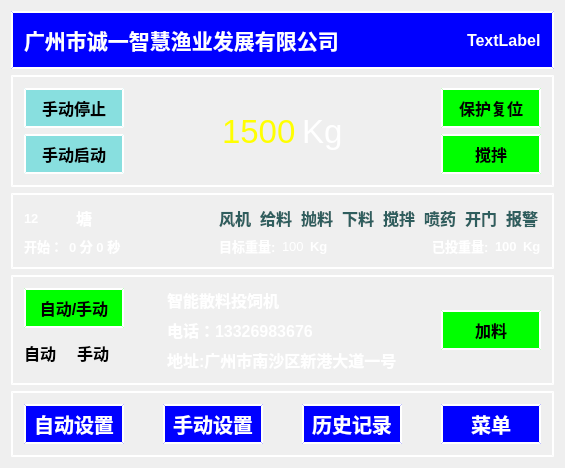
Qt form chengyi_Qt4linux/widget.ui (wsh01/batch-feeder) before a commit.
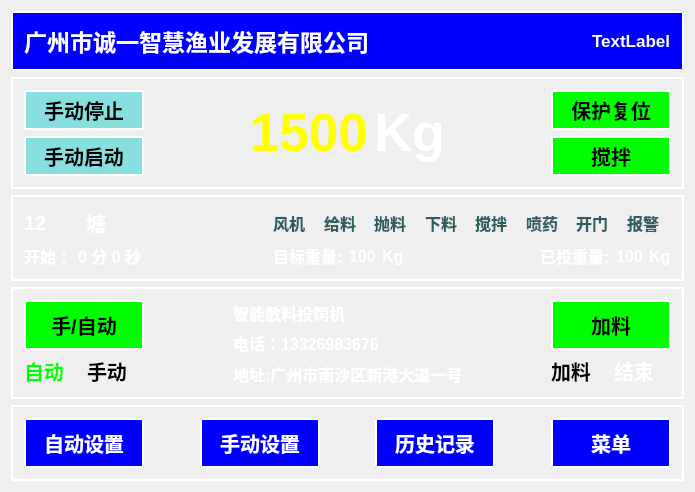
The same form after that commit.

```diff
--- a/chengyi_Qt4linux/widget.ui
+++ b/chengyi_Qt4linux/widget.ui
@@ -9,8 +9,8 @@
    <rect>
     <x>0</x>
     <y>0</y>
-    <width>565</width>
-    <height>457</height>
+    <width>695</width>
+    <height>480</height>
    </rect>
   </property>
   <property name="font">
@@ -25,7 +25,7 @@
   <property name="tabletTracking" stdset="0">
    <bool>false</bool>
   </property>
-  <layout class="QGridLayout" name="gridLayout_6">
+  <layout class="QGridLayout" name="gridLayout_8">
    <item row="0" column="0">
     <widget class="QGroupBox" name="groupBox">
      <property name="styleSheet">
@@ -44,7 +44,7 @@
        <widget class="QLabel" name="label_Name">
         <property name="font">
          <font>
-          <pointsize>16</pointsize>
+          <pointsize>17</pointsize>
           <weight>75</weight>
           <bold>true</bold>
          </font>
@@ -74,7 +74,7 @@
        <widget class="QLabel" name="label_date">
         <property name="font">
          <font>
-          <pointsize>12</pointsize>
+          <pointsize>13</pointsize>
           <weight>75</weight>
           <bold>true</bold>
          </font>
@@ -111,19 +111,19 @@
           </property>
           <property name="minimumSize">
            <size>
-            <width>100</width>
+            <width>120</width>
             <height>40</height>
            </size>
           </property>
           <property name="maximumSize">
            <size>
-            <width>100</width>
+            <width>120</width>
             <height>40</height>
            </size>
           </property>
           <property name="font">
            <font>
-            <pointsize>12</pointsize>
+            <pointsize>15</pointsize>
             <weight>75</weight>
             <bold>true</bold>
            </font>
@@ -143,19 +143,19 @@
          <widget class="QPushButton" name="btn_Start">
           <property name="minimumSize">
            <size>
-            <width>100</width>
+            <width>120</width>
             <height>40</height>
            </size>
           </property>
           <property name="maximumSize">
            <size>
-            <width>100</width>
+            <width>120</width>
             <height>40</height>
            </size>
           </property>
           <property name="font">
            <font>
-            <pointsize>12</pointsize>
+            <pointsize>15</pointsize>
             <weight>75</weight>
             <bold>true</bold>
            </font>
@@ -192,7 +192,9 @@
          <widget class="QLabel" name="label">
           <property name="font">
            <font>
-            <pointsize>25</pointsize>
+            <pointsize>40</pointsize>
+            <weight>75</weight>
+            <bold>true</bold>
            </font>
           </property>
           <property name="styleSheet">
@@ -207,7 +209,9 @@
          <widget class="QLabel" name="label_Kg">
           <property name="font">
            <font>
-            <pointsize>25</pointsize>
+            <pointsize>40</pointsize>
+            <weight>75</weight>
+            <bold>true</bold>
            </font>
           </property>
           <property name="styleSheet">
@@ -239,19 +243,19 @@
          <widget class="QPushButton" name="btn_Reset">
           <property name="minimumSize">
            <size>
-            <width>100</width>
+            <width>120</width>
             <height>40</height>
            </size>
           </property>
           <property name="maximumSize">
            <size>
-            <width>100</width>
+            <width>110</width>
             <height>40</height>
            </size>
           </property>
           <property name="font">
            <font>
-            <pointsize>12</pointsize>
+            <pointsize>15</pointsize>
             <weight>75</weight>
             <bold>true</bold>
            </font>
@@ -271,19 +275,19 @@
          <widget class="QPushButton" name="pushButton_4">
           <property name="minimumSize">
            <size>
-            <width>100</width>
+            <width>120</width>
             <height>40</height>
            </size>
           </property>
           <property name="maximumSize">
            <size>
-            <width>100</width>
+            <width>120</width>
             <height>40</height>
            </size>
           </property>
           <property name="font">
            <font>
-            <pointsize>12</pointsize>
+            <pointsize>15</pointsize>
             <weight>75</weight>
             <bold>true</bold>
            </font>
@@ -321,7 +325,7 @@
          <widget class="QLabel" name="label_num">
           <property name="font">
            <font>
-            <pointsize>10</pointsize>
+            <pointsize>15</pointsize>
             <weight>75</weight>
             <bold>true</bold>
            </font>
@@ -338,7 +342,7 @@
          <widget class="QLabel" name="label_5">
           <property name="font">
            <font>
-            <pointsize>12</pointsize>
+            <pointsize>15</pointsize>
             <weight>75</weight>
             <bold>true</bold>
            </font>
@@ -525,7 +529,7 @@
          <widget class="QLabel" name="label_6">
           <property name="font">
            <font>
-            <pointsize>10</pointsize>
+            <pointsize>12</pointsize>
             <weight>75</weight>
             <bold>true</bold>
            </font>
@@ -542,7 +546,7 @@
          <widget class="QLabel" name="label_time">
           <property name="font">
            <font>
-            <pointsize>10</pointsize>
+            <pointsize>12</pointsize>
             <weight>75</weight>
             <bold>true</bold>
            </font>
@@ -576,7 +580,7 @@
          <widget class="QLabel" name="label_16">
           <property name="font">
            <font>
-            <pointsize>10</pointsize>
+            <pointsize>12</pointsize>
             <weight>75</weight>
             <bold>true</bold>
            </font>
@@ -593,7 +597,9 @@
          <widget class="QLabel" name="label_17">
           <property name="font">
            <font>
-            <pointsize>10</pointsize>
+            <pointsize>12</pointsize>
+            <weight>75</weight>
+            <bold>true</bold>
            </font>
           </property>
           <property name="styleSheet">
@@ -608,7 +614,7 @@
          <widget class="QLabel" name="label_18">
           <property name="font">
            <font>
-            <pointsize>10</pointsize>
+            <pointsize>12</pointsize>
             <weight>75</weight>
             <bold>true</bold>
            </font>
@@ -629,7 +635,7 @@
          <widget class="QLabel" name="label_19">
           <property name="font">
            <font>
-            <pointsize>10</pointsize>
+            <pointsize>12</pointsize>
             <weight>75</weight>
             <bold>true</bold>
            </font>
@@ -646,7 +652,7 @@
          <widget class="QLabel" name="label_20">
           <property name="font">
            <font>
-            <pointsize>10</pointsize>
+            <pointsize>12</pointsize>
             <weight>75</weight>
             <bold>true</bold>
            </font>
@@ -663,7 +669,7 @@
          <widget class="QLabel" name="label_21">
           <property name="font">
            <font>
-            <pointsize>10</pointsize>
+            <pointsize>12</pointsize>
             <weight>75</weight>
             <bold>true</bold>
            </font>
@@ -698,19 +704,19 @@
          <widget class="QPushButton" name="btn_Auto">
           <property name="minimumSize">
            <size>
-            <width>100</width>
-            <height>40</height>
+            <width>120</width>
+            <height>50</height>
            </size>
           </property>
           <property name="maximumSize">
            <size>
-            <width>100</width>
-            <height>40</height>
+            <width>120</width>
+            <height>50</height>
            </size>
           </property>
           <property name="font">
            <font>
-            <pointsize>12</pointsize>
+            <pointsize>15</pointsize>
             <weight>75</weight>
             <bold>true</bold>
            </font>
@@ -722,7 +728,7 @@
 QPushButton:hover { background-color: rgb(150, 255, 0); }</string>
           </property>
           <property name="text">
-           <string>自动/手动</string>
+           <string>手/自动</string>
           </property>
          </widget>
         </item>
@@ -730,11 +736,14 @@
          <widget class="QLabel" name="label_Auto">
           <property name="font">
            <font>
-            <pointsize>12</pointsize>
+            <pointsize>15</pointsize>
             <weight>75</weight>
             <bold>true</bold>
            </font>
           </property>
+          <property name="styleSheet">
+           <string notr="true">QLabel{color:rgb(0, 255, 0);}</string>
+          </property>
           <property name="text">
            <string>自动</string>
           </property>
@@ -744,11 +753,14 @@
          <widget class="QLabel" name="label_Maunal">
           <property name="font">
            <font>
-            <pointsize>12</pointsize>
+            <pointsize>15</pointsize>
             <weight>75</weight>
             <bold>true</bold>
            </font>
           </property>
+          <property name="styleSheet">
+           <string notr="true">QLabel{color:rgb(0, 0, 0);}</string>
+          </property>
           <property name="text">
            <string>手动</string>
           </property>
@@ -838,24 +850,24 @@
        </spacer>
       </item>
       <item row="0" column="4">
-       <layout class="QVBoxLayout" name="verticalLayout_5">
-        <item>
+       <layout class="QGridLayout" name="gridLayout_6">
+        <item row="0" column="0" colspan="2">
          <widget class="QPushButton" name="btn_Add">
           <property name="minimumSize">
            <size>
-            <width>100</width>
-            <height>40</height>
+            <width>120</width>
+            <height>50</height>
            </size>
           </property>
           <property name="maximumSize">
            <size>
-            <width>100</width>
-            <height>40</height>
+            <width>120</width>
+            <height>50</height>
            </size>
           </property>
           <property name="font">
            <font>
-            <pointsize>12</pointsize>
+            <pointsize>15</pointsize>
             <weight>75</weight>
             <bold>true</bold>
            </font>
@@ -871,6 +883,40 @@
           </property>
          </widget>
         </item>
+        <item row="1" column="0">
+         <widget class="QLabel" name="label_Adding">
+          <property name="font">
+           <font>
+            <pointsize>15</pointsize>
+            <weight>75</weight>
+            <bold>true</bold>
+           </font>
+          </property>
+          <property name="styleSheet">
+           <string notr="true">QLabel{color:rgb(0, 0, 0);}</string>
+          </property>
+          <property name="text">
+           <string>加料</string>
+          </property>
+         </widget>
+        </item>
+        <item row="1" column="1">
+         <widget class="QLabel" name="label_End">
+          <property name="font">
+           <font>
+            <pointsize>15</pointsize>
+            <weight>75</weight>
+            <bold>true</bold>
+           </font>
+          </property>
+          <property name="styleSheet">
+           <string notr="true">QLabel{color:rgb(255, 255, 255);}</string>
+          </property>
+          <property name="text">
+           <string>结束</string>
+          </property>
+         </widget>
+        </item>
        </layout>
       </item>
      </layout>
@@ -897,14 +943,14 @@
        <widget class="QPushButton" name="btn_AutoSet">
         <property name="minimumSize">
          <size>
-          <width>100</width>
-          <height>40</height>
+          <width>120</width>
+          <height>50</height>
          </size>
         </property>
         <property name="maximumSize">
          <size>
-          <width>100</width>
-          <height>40</height>
+          <width>120</width>
+          <height>50</height>
          </size>
         </property>
         <property name="font">
@@ -946,14 +992,14 @@
        <widget class="QPushButton" name="btn_ManualSet">
         <property name="minimumSize">
          <size>
-          <width>100</width>
-          <height>40</height>
+          <width>120</width>
+          <height>50</height>
          </size>
         </property>
         <property name="maximumSize">
          <size>
-          <width>100</width>
-          <height>40</height>
+          <width>120</width>
+          <height>50</height>
          </size>
         </property>
         <property name="font">
@@ -994,14 +1040,14 @@
        <widget class="QPushButton" name="btn_History">
         <property name="minimumSize">
          <size>
-          <width>100</width>
-          <height>40</height>
+          <width>120</width>
+          <height>50</height>
          </size>
         </property>
         <property name="maximumSize">
          <size>
-          <width>100</width>
-          <height>40</height>
+          <width>120</width>
+          <height>50</height>
          </size>
         </property>
         <property name="font">
@@ -1042,14 +1088,14 @@
        <widget class="QPushButton" name="btn_Meun">
         <property name="minimumSize">
          <size>
-          <width>100</width>
-          <height>40</height>
+          <width>120</width>
+          <height>50</height>
          </size>
         </property>
         <property name="maximumSize">
          <size>
-          <width>100</width>
-          <height>40</height>
+          <width>120</width>
+          <height>50</height>
          </size>
         </property>
         <property name="font">
```
